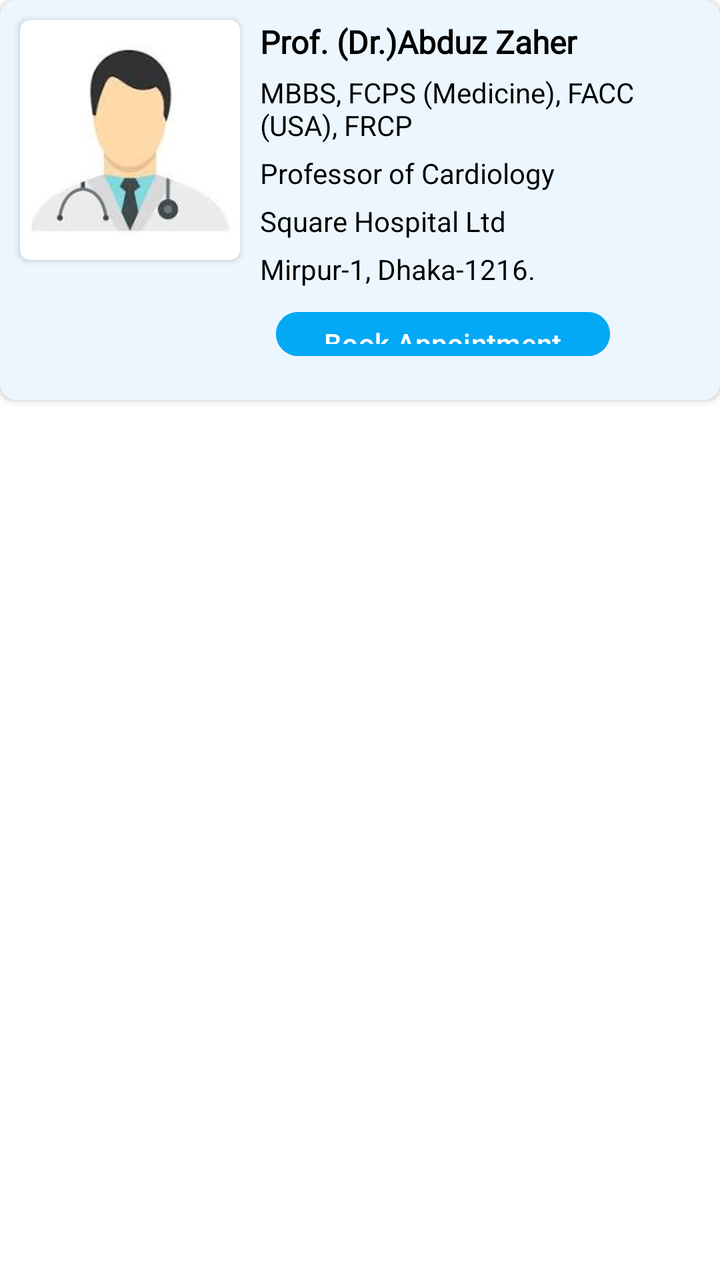
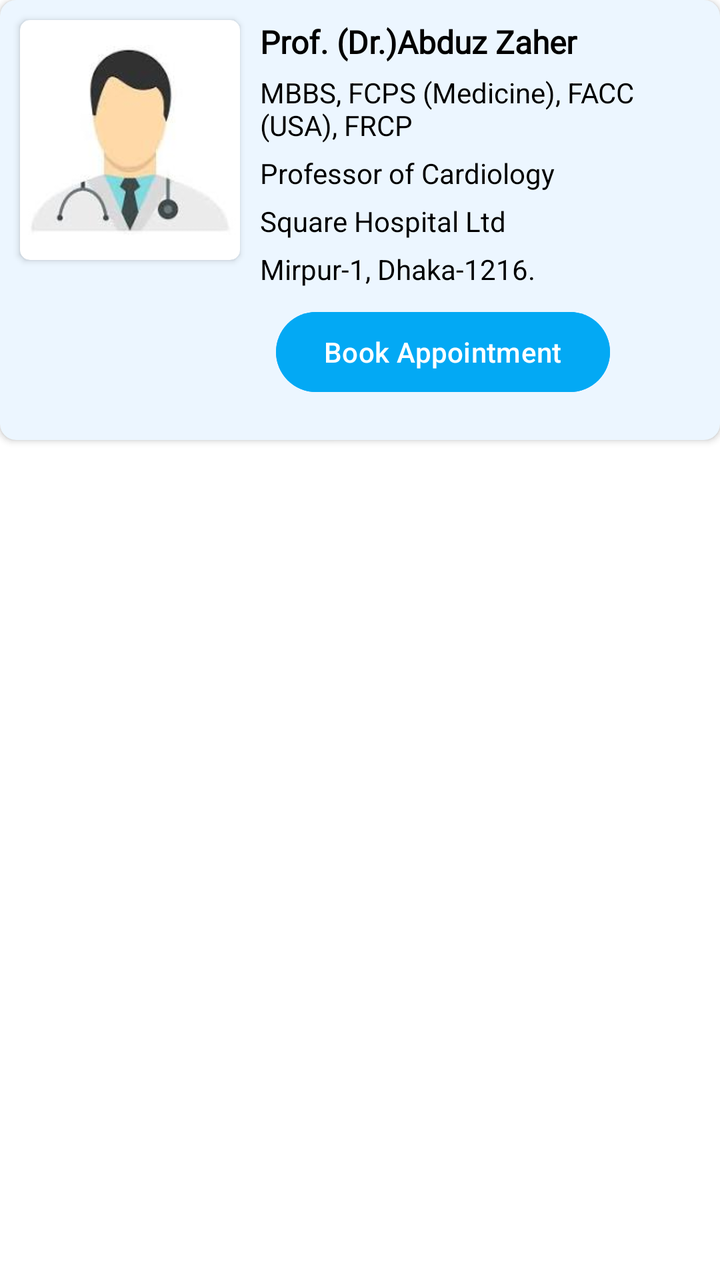

Before-and-after screenshots of an Android layout around one commit, followed by the original layout XML and the change that was made.
<!-- AndroidManifest.xml: application theme Theme.LifePluse -->
<!-- res/layout/doctorlist_sample_layout.xml -->
<?xml version="1.0" encoding="utf-8"?>
<LinearLayout xmlns:android="http://schemas.android.com/apk/res/android"
    xmlns:app="http://schemas.android.com/apk/res-auto"
    xmlns:tools="http://schemas.android.com/tools"
    android:layout_width="match_parent"
    android:layout_height="wrap_content"
    android:orientation="vertical"
    android:background="@color/white"
    android:layout_margin="8dp"
    >


    <androidx.cardview.widget.CardView
        android:layout_width="match_parent"
        android:layout_height="200dp"
        app:cardCornerRadius="8dp"
        android:backgroundTint="@color/cardview_bg"
        android:elevation="10dp"
        >

        <LinearLayout
            android:layout_width="match_parent"
            android:layout_height="match_parent"
            android:orientation="horizontal"
            android:weightSum="3"
            android:padding="5dp"
            >

            

            <androidx.cardview.widget.CardView
                android:layout_width="0dp"
                android:layout_height="120dp"
                android:layout_weight="1"
                android:layout_margin="5dp"
                app:cardCornerRadius="5dp"
                android:elevation="5dp"
                >

                <ImageView
                    android:id="@+id/doctorImage"
                    android:layout_width="match_parent"
                    android:layout_height="match_parent"
                    android:src="@drawable/avatar"
                    />


            </androidx.cardview.widget.CardView>

            

            

            <LinearLayout
                android:layout_width="0dp"
                android:layout_height="match_parent"
                android:orientation="vertical"
                android:layout_weight="2"
                android:layout_margin="5dp"
                >


                <TextView
                    android:id="@+id/docSNameTextId"
                    android:layout_width="match_parent"
                    android:layout_height="wrap_content"
                    android:text="Prof. (Dr.)Abduz Zaher"
                    android:textSize="16sp"
                    android:fontFamily="@font/aclonica"
                    android:textColor="@color/text_color"
                    android:textStyle="bold"
                    android:layout_marginBottom="5dp"

                    />

                <TextView
                    android:id="@+id/docSqualificationTextId"
                    android:layout_width="match_parent"
                    android:layout_height="wrap_content"
                    android:text="MBBS, FCPS (Medicine), FACC (USA), FRCP"
                    android:textSize="14sp"
                    android:textColor="@color/text_color"
                    android:layout_marginBottom="5dp"

                    />

                <TextView
                    android:id="@+id/docSptextId"
                    android:layout_width="match_parent"
                    android:layout_height="wrap_content"
                    android:text="Professor of Cardiology"
                    android:textSize="14sp"
                    android:textColor="@color/text_color"
                    android:layout_marginBottom="5dp"

                    />

                <TextView
                    android:id="@+id/docShospitalnameId"
                    android:layout_width="match_parent"
                    android:layout_height="wrap_content"
                    android:textSize="14sp"
                    android:text="Square Hospital Ltd"
                    android:textColor="@color/text_color"
                    android:layout_marginBottom="5dp"

                    />

                <TextView
                    android:id="@+id/docShpAddressId"
                    android:layout_width="match_parent"
                    android:layout_height="wrap_content"
                    android:textSize="14sp"
                    android:text="Mirpur-1, Dhaka-1216."
                    android:textColor="@color/text_color"
                    />

                <Button
                    android:id="@+id/bookappoinmentBtnId"
                    android:layout_margin="8dp"
                    android:layout_width="wrap_content"
                    android:layout_height="wrap_content"
                    android:text="Book Appointment"
                    android:backgroundTint="#03A9F4"
                    android:textColor="@color/white"
                    />



            </LinearLayout>


            



        </LinearLayout>







    </androidx.cardview.widget.CardView>







</LinearLayout>
<!-- resources referenced by this layout -->
<resources>
  <color name="cardview_bg">#ECF6FF</color>
  <color name="text_color">#000</color>
  <color name="white">#FFFFFFFF</color>
  <!-- drawable avatar: jpeg bitmap (drawable, 3320 bytes) -->
  <style name="Theme.LifePluse" parent="Base.Theme.LifePluse" />
  <style name="Base.Theme.LifePluse" parent="Theme.Material3.DayNight.NoActionBar">
          
  
          <item name="android:windowIsTranslucent">true</item>
  
          <item name="colorPrimary">@color/status_bar</item>
      </style>
  <color name="status_bar">#018E85</color>
</resources>

<!-- the commit's change to res/layout/doctorlist_sample_layout.xml (unified diff, before → after) -->
@@ -12,7 +12,7 @@
 
     <androidx.cardview.widget.CardView
         android:layout_width="match_parent"
-        android:layout_height="200dp"
+        android:layout_height="220dp"
         app:cardCornerRadius="8dp"
         android:backgroundTint="@color/cardview_bg"
         android:elevation="10dp"
